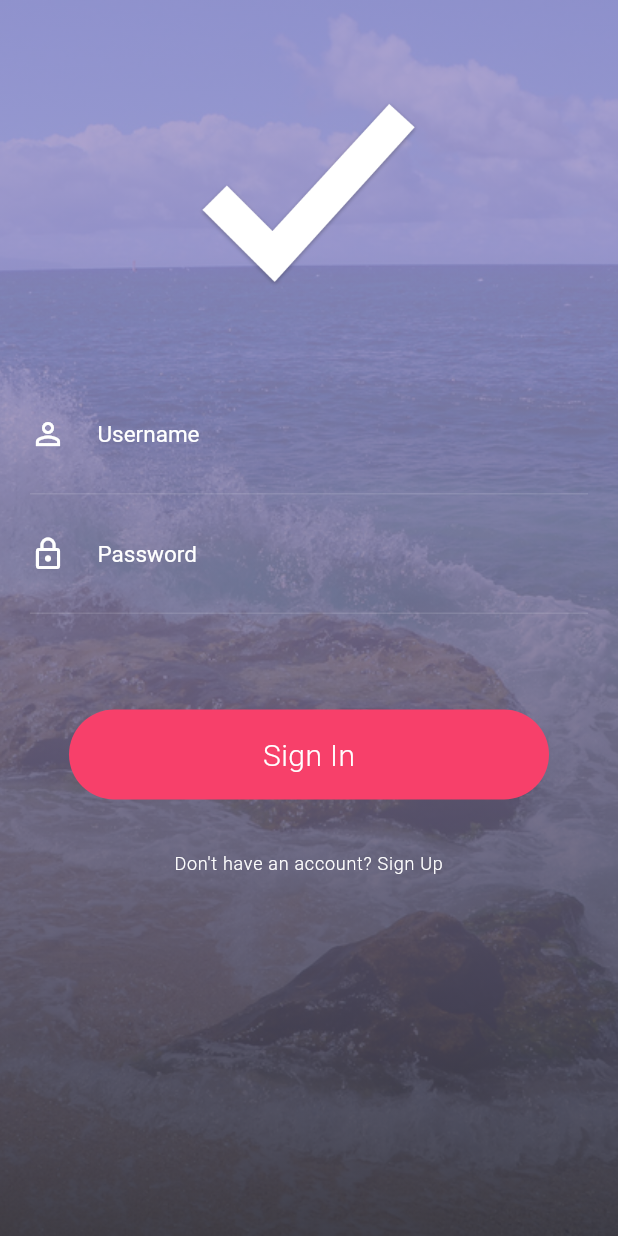
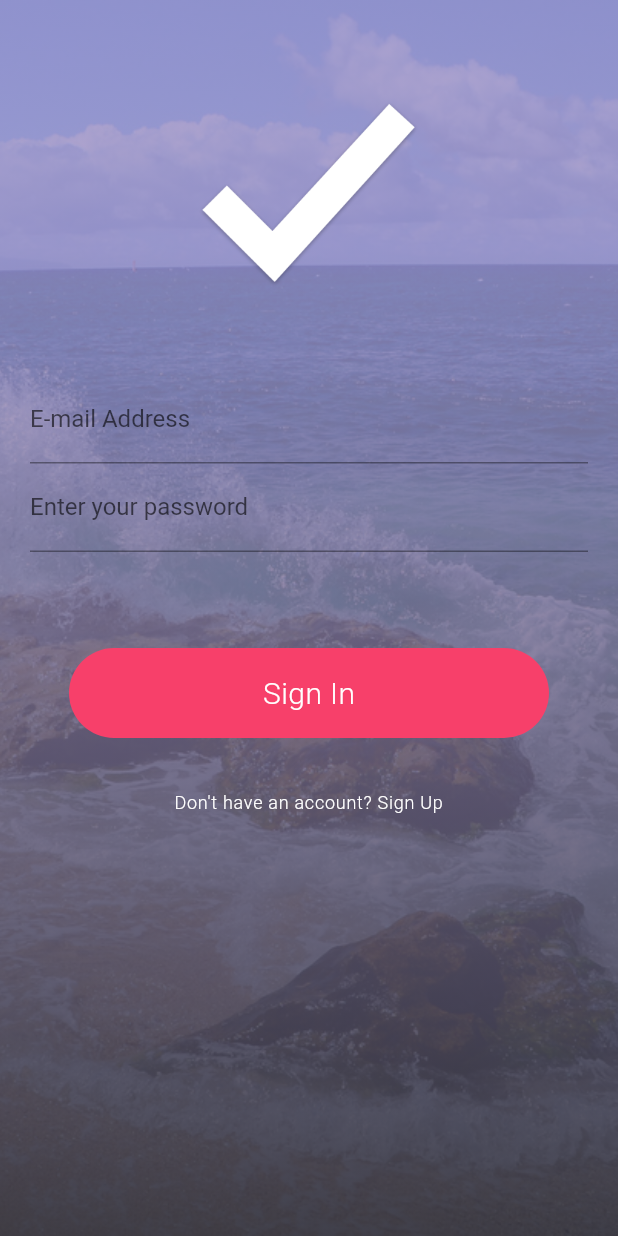
Before and after one commit to agusdarma/bride_story, a Flutter app: the LoginScreen screen opened directly, on a phone screen of 412 x 824 dp. Run offline on Flutter 3.47's test engine with Material 2 defaults, Android fonts, the phone set to English and light mode, and no system bars; our stand-ins replace carousel_pro, fluro, google_maps_flutter, shared_preferences, tuple; missing offline and left inert: flutter_webview_plugin, validate; accounts and stored records are empty; network calls fail; statements that could not run were skipped.

```diff
--- a/lib/main.dart
+++ b/lib/main.dart
@@ -114,7 +114,7 @@ void initSharedPreferences() {
   saveCategoryNameInSharedPreferences(filterParamJson, keyFilterParam);
 
   String loginDataJson =
-      '{"phoneNo":"","password":"","sessionData":""}';
+      '{"phoneNo":"","password":"","sessionData":"","sessionDate":""}';
   saveLoginDataInSharedPreferences(loginDataJson, keyLoginParam);
 }
 
--- a/lib/plugins/components/Form.dart
+++ b/lib/plugins/components/Form.dart
@@ -1,7 +1,28 @@
 import 'package:flutter/material.dart';
 import './InputFields.dart';
+import 'package:validate/validate.dart';
 
 class FormContainer extends StatelessWidget {
+  final GlobalKey<FormState> _formKey = new GlobalKey<FormState>();
+  _LoginData _data = new _LoginData();
+  // Add validate email function.
+  String _validateEmail(String value) {
+    if (!Validate.isEmail(value)) {
+      return 'The E-mail Address must be a valid email address.';
+    }
+
+    return null;
+  }
+
+  // Add validate password function.
+  String _validatePassword(String value) {
+    if (value.length < 8) {
+      return 'The Password must be at least 8 characters.';
+    }
+
+    return null;
+  }
+
   @override
   Widget build(BuildContext context) {
     return (new Container(
@@ -10,23 +31,48 @@ class FormContainer extends StatelessWidget {
         mainAxisAlignment: MainAxisAlignment.spaceEvenly,
         children: <Widget>[
           new Form(
+              key: this._formKey,
               child: new Column(
-            mainAxisAlignment: MainAxisAlignment.spaceAround,
-            children: <Widget>[
-              new InputFieldArea(
-                hint: "Username",
-                obscure: false,
-                icon: Icons.person_outline,
-              ),
-              new InputFieldArea(
-                hint: "Password",
-                obscure: true,
-                icon: Icons.lock_outline,
-              ),
-            ],
-          )),
+                mainAxisAlignment: MainAxisAlignment.spaceAround,
+                children: <Widget>[
+                  new TextFormField(
+                      keyboardType: TextInputType
+                          .emailAddress, // Use email input type for emails.
+                      decoration: new InputDecoration(
+                          hintText: 'you@example.com',
+                          labelText: 'E-mail Address'),
+                      validator: this._validateEmail,
+                      onSaved: (String value) {
+                        this._data.email = value;
+                      }),
+                  new TextFormField(
+                      obscureText: true, // Use secure text for passwords.
+                      decoration: new InputDecoration(
+                          hintText: 'Password',
+                          labelText: 'Enter your password'),
+                      validator: this._validatePassword,
+                      onSaved: (String value) {
+                        this._data.password = value;
+                      }),
+                  // new InputFieldArea(
+                  //   hint: "Email",
+                  //   obscure: false,
+                  //   icon: Icons.person_outline,
+                  // ),
+                  // new InputFieldArea(
+                  //   hint: "Password",
+                  //   obscure: true,
+                  //   icon: Icons.lock_outline,
+                  // ),
+                ],
+              )),
         ],
       ),
     ));
   }
 }
+
+class _LoginData {
+  String email = '';
+  String password = '';
+}
```
Also changed, not shown: lib/data/login_data_vo.dart (added, +42 -0 lines), lib/pages/login_page_new.dart (added, +111 -0 lines), lib/pages/vendor_page_new.dart (+23 -3 lines).
